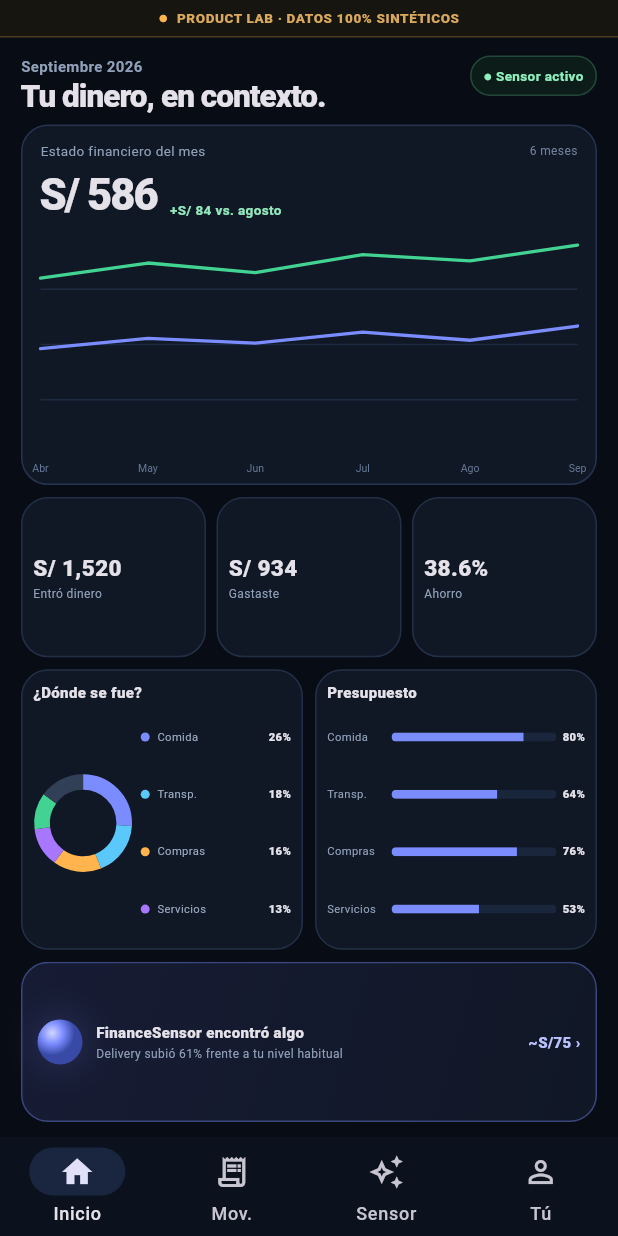
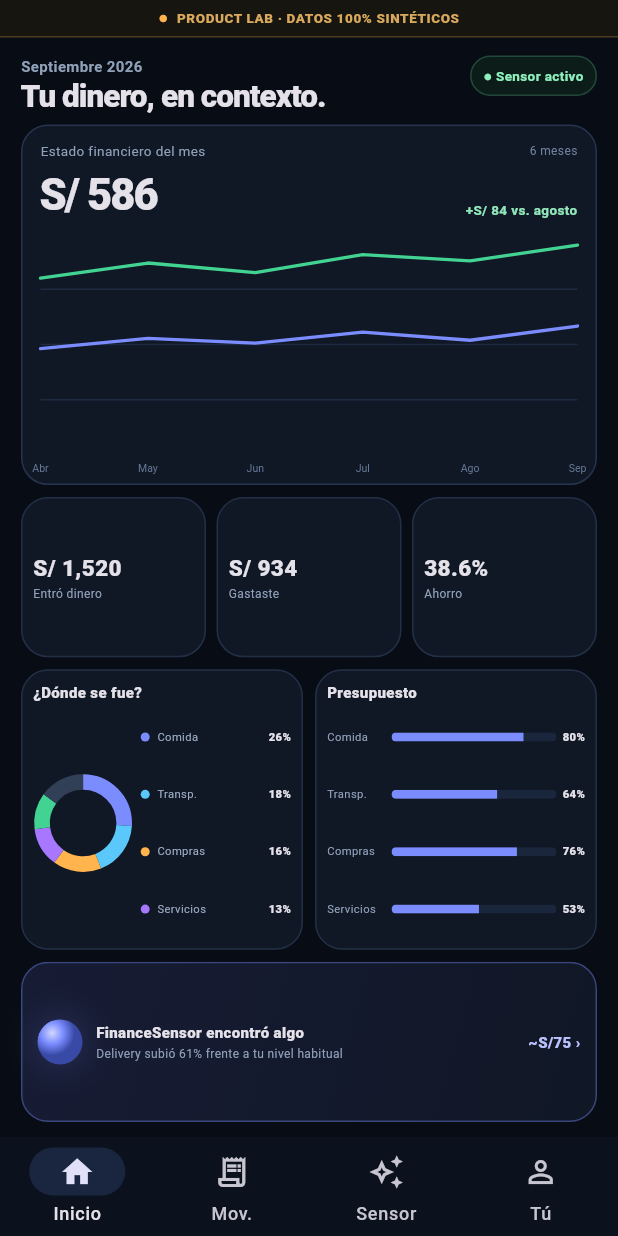
Before and after one commit to Em3rc0d/FinanceSensor, a Flutter app: the screen it shows after launch, on a phone screen of 412 x 824 dp. Run offline on Flutter 3.47's test engine with Material 3 defaults, Android fonts, the phone set to English and light mode, and no system bars.

Commit message:
fix: make compact financial state responsive

```diff
--- a/spikes/mobile-shell/lib/main.dart
+++ b/spikes/mobile-shell/lib/main.dart
@@ -293,14 +293,19 @@ class FinancialStateCard extends StatelessWidget {
                   ),
                 ),
                 const SizedBox(width: 8),
-                const Padding(
+                const Expanded(
+                  child: Padding(
                     padding: EdgeInsets.only(bottom: 4),
                     child: Text(
                       '+S/ 84 vs. agosto',
+                      maxLines: 1,
+                      overflow: TextOverflow.ellipsis,
+                      textAlign: TextAlign.right,
                       style: TextStyle(
                         fontSize: 9,
                         color: Color(0xFF91E8BB),
                         fontWeight: FontWeight.w700,
+                      ),
                     ),
                   ),
                 ),
```
Lines whose indentation alone changed are shown as unchanged.
